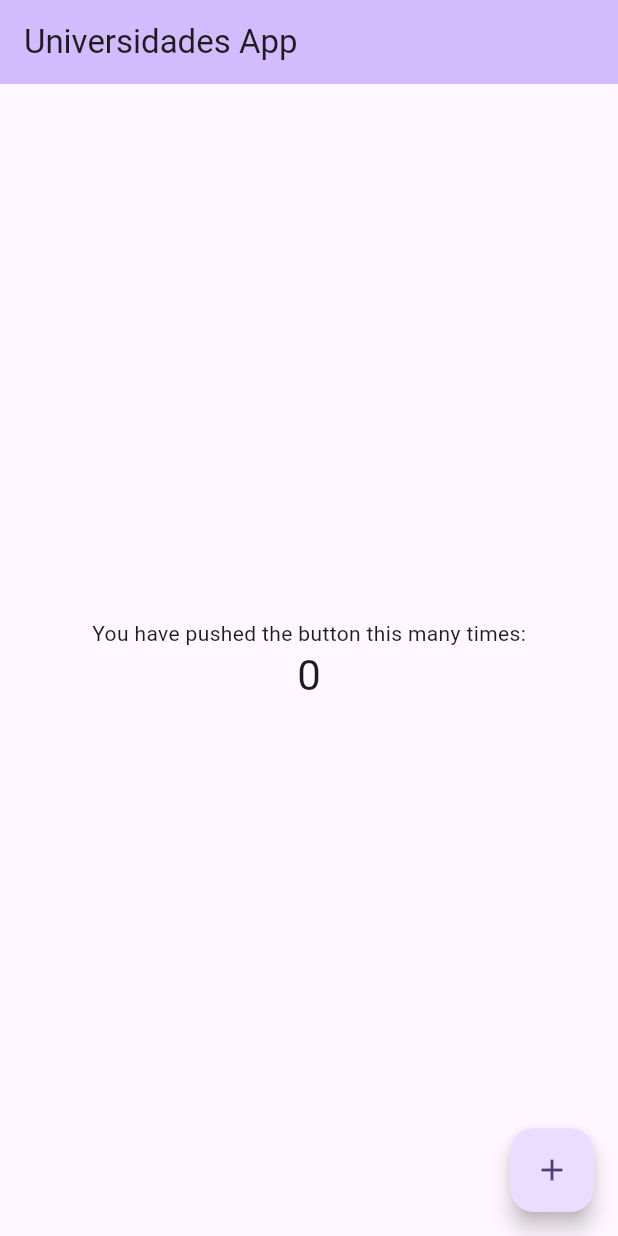
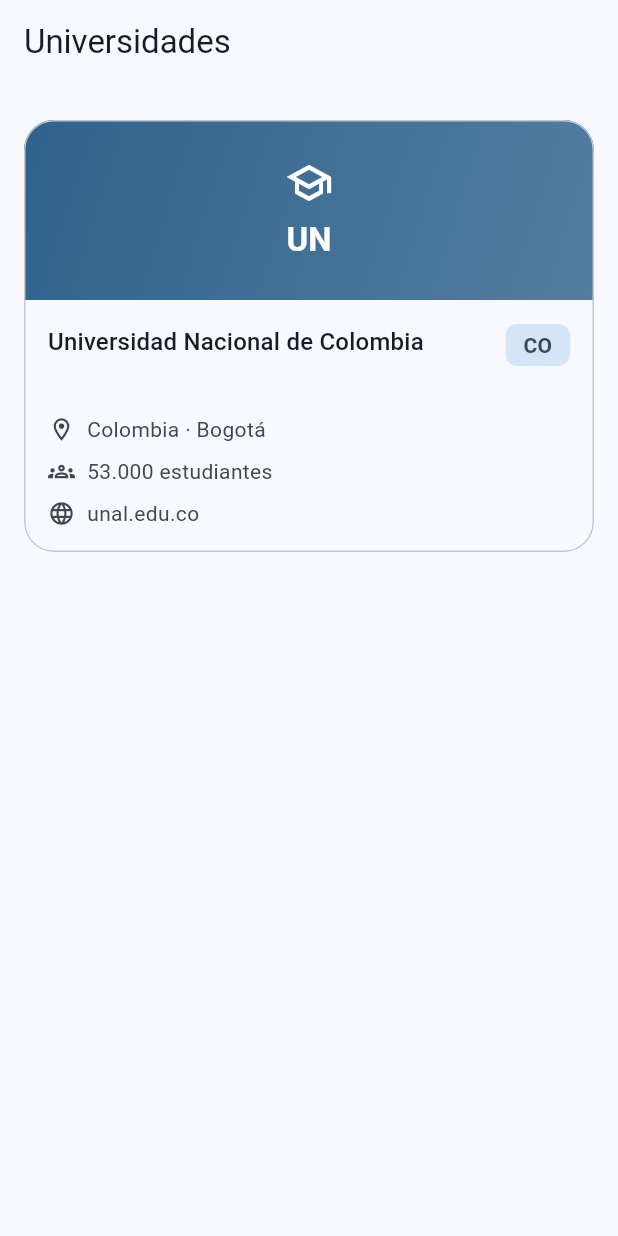
Before and after one commit to YonierVasquezMarin/universities_app, a Flutter app: the screen it shows after launch, on a phone screen of 412 x 824 dp. Run offline on Flutter 3.47's test engine with Material 3 defaults, Android fonts, the phone set to English and light mode, and no system bars.

Commit message:
feat(ui): agregar pantalla principal de universidades y tarjeta de universidad

```diff
--- a/lib/main.dart
+++ b/lib/main.dart
@@ -1,4 +1,5 @@
 import 'package:flutter/material.dart';
+import 'package:universities_app/screens/universities_home_page.dart';
 
 void main() {
   runApp(const MyApp());
@@ -7,116 +8,18 @@ void main() {
 class MyApp extends StatelessWidget {
   const MyApp({super.key});
 
-  // This widget is the root of your application.
+  static const Color _seedColor = Color(0xFF1B4D72);
+
   @override
   Widget build(BuildContext context) {
     return MaterialApp(
       title: 'Universidades App',
-      theme: ThemeData(
-        // This is the theme of your application.
-        //
-        // TRY THIS: Try running your application with "flutter run". You'll see
-        // the application has a purple toolbar. Then, without quitting the app,
-        // try changing the seedColor in the colorScheme below to Colors.green
-        // and then invoke "hot reload" (save your changes or press the "hot
-        // reload" button in a Flutter-supported IDE, or press "r" if you used
-        // the command line to start the app).
-        //
-        // Notice that the counter didn't reset back to zero; the application
-        // state is not lost during the reload. To reset the state, use hot
-        // restart instead.
-        //
-        // This works for code too, not just values: Most code changes can be
-        // tested with just a hot reload.
-        colorScheme: .fromSeed(seedColor: Colors.deepPurple),
-      ),
-      home: const MyHomePage(title: 'Universidades App'),
+      theme: _buildTheme(),
+      home: const UniversitiesHomePage(),
     );
   }
-}
 
-class MyHomePage extends StatefulWidget {
-  const MyHomePage({super.key, required this.title});
-
-  // This widget is the home page of your application. It is stateful, meaning
-  // that it has a State object (defined below) that contains fields that affect
-  // how it looks.
-
-  // This class is the configuration for the state. It holds the values (in this
-  // case the title) provided by the parent (in this case the App widget) and
-  // used by the build method of the State. Fields in a Widget subclass are
-  // always marked "final".
-
-  final String title;
-
-  @override
-  State<MyHomePage> createState() => _MyHomePageState();
-}
-
-class _MyHomePageState extends State<MyHomePage> {
-  int _counter = 0;
-
-  void _incrementCounter() {
-    setState(() {
-      // This call to setState tells the Flutter framework that something has
-      // changed in this State, which causes it to rerun the build method below
-      // so that the display can reflect the updated values. If we changed
-      // _counter without calling setState(), then the build method would not be
-      // called again, and so nothing would appear to happen.
-      _counter++;
-    });
-  }
-
-  @override
-  Widget build(BuildContext context) {
-    // This method is rerun every time setState is called, for instance as done
-    // by the _incrementCounter method above.
-    //
-    // The Flutter framework has been optimized to make rerunning build methods
-    // fast, so that you can just rebuild anything that needs updating rather
-    // than having to individually change instances of widgets.
-    return Scaffold(
-      appBar: AppBar(
-        // TRY THIS: Try changing the color here to a specific color (to
-        // Colors.amber, perhaps?) and trigger a hot reload to see the AppBar
-        // change color while the other colors stay the same.
-        backgroundColor: Theme.of(context).colorScheme.inversePrimary,
-        // Here we take the value from the MyHomePage object that was created by
-        // the App.build method, and use it to set our appbar title.
-        title: Text(widget.title),
-      ),
-      body: Center(
-        // Center is a layout widget. It takes a single child and positions it
-        // in the middle of the parent.
-        child: Column(
-          // Column is also a layout widget. It takes a list of children and
-          // arranges them vertically. By default, it sizes itself to fit its
-          // children horizontally, and tries to be as tall as its parent.
-          //
-          // Column has various properties to control how it sizes itself and
-          // how it positions its children. Here we use mainAxisAlignment to
-          // center the children vertically; the main axis here is the vertical
-          // axis because Columns are vertical (the cross axis would be
-          // horizontal).
-          //
-          // TRY THIS: Invoke "debug painting" (choose the "Toggle Debug Paint"
-          // action in the IDE, or press "p" in the console), to see the
-          // wireframe for each widget.
-          mainAxisAlignment: .center,
-          children: [
-            const Text('You have pushed the button this many times:'),
-            Text(
-              '$_counter',
-              style: Theme.of(context).textTheme.headlineMedium,
-            ),
-          ],
-        ),
-      ),
-      floatingActionButton: FloatingActionButton(
-        onPressed: _incrementCounter,
-        tooltip: 'Increment',
-        child: const Icon(Icons.add),
-      ),
-    );
+  ThemeData _buildTheme() {
+    return ThemeData(colorScheme: ColorScheme.fromSeed(seedColor: _seedColor));
   }
 }
--- /dev/null
+++ b/lib/screens/universities_home_page.dart
@@ -0,0 +1,52 @@
+import 'package:flutter/material.dart';
+import 'package:universities_app/models/university.dart';
+import 'package:universities_app/widgets/university_card.dart';
+
+class UniversitiesHomePage extends StatelessWidget {
+  const UniversitiesHomePage({super.key});
+
+  static const double _horizontalMargin = 16;
+  static const double _verticalMargin = 24;
+  static const double _maxCardWidth = 480;
+
+  @override
+  Widget build(BuildContext context) {
+    return Scaffold(appBar: _buildAppBar(), body: _buildBody());
+  }
+
+  PreferredSizeWidget _buildAppBar() {
+    return AppBar(title: const Text('Universidades'));
+  }
+
+  Widget _buildBody() {
+    return Align(
+      alignment: Alignment.topCenter,
+      child: SingleChildScrollView(
+        padding: const EdgeInsets.symmetric(
+          horizontal: _horizontalMargin,
+          vertical: _verticalMargin,
+        ),
+        child: _buildExampleCard(),
+      ),
+    );
+  }
+
+  Widget _buildExampleCard() {
+    return ConstrainedBox(
+      constraints: const BoxConstraints(maxWidth: _maxCardWidth),
+      child: UniversityCard(university: _createExampleUniversity()),
+    );
+  }
+
+  University _createExampleUniversity() {
+    return const University(
+      alphaTwoCode: 'CO',
+      domains: ['unal.edu.co'],
+      country: 'Colombia',
+      stateProvince: 'Bogotá',
+      webPages: ['https://unal.edu.co'],
+      name: 'Universidad Nacional de Colombia',
+      studentCount: 53000,
+    );
+  }
+}
--- /dev/null
+++ b/lib/widgets/university_card.dart
@@ -0,0 +1,437 @@
+import 'package:flutter/material.dart';
+import 'package:universities_app/models/university.dart';
+
+enum UniversityCardLayout { full, grid }
+
+class UniversityCard extends StatelessWidget {
+  const UniversityCard({
+    super.key,
+    required this.university,
+    this.layout = UniversityCardLayout.full,
+  });
+
+  final University university;
+  final UniversityCardLayout layout;
+
+  static const double _fullHeaderHeight = 120;
+  static const double _gridHeaderHeight = 88;
+  static const double _cardRadius = 20;
+  static const double _contentPadding = 16;
+  static const double _sectionGap = 12;
+  static const double _rowGap = 8;
+  static const double _iconSize = 18;
+  static const double _iconGap = 8;
+  static const double _titleLineCount = 2;
+  static const double _fallbackTitleFontSize = 16;
+  static const double _fallbackTitleHeightFactor = 1.5;
+  static const double _fallbackBodyFontSize = 14;
+  static const double _fallbackBodyHeightFactor = 1.43;
+
+  @override
+  Widget build(BuildContext context) {
+    return SizedBox(width: double.infinity, child: _buildCard(context));
+  }
+
+  Widget _buildCard(BuildContext context) {
+    return Card(
+      elevation: 0,
+      margin: EdgeInsets.zero,
+      clipBehavior: Clip.antiAlias,
+      color: Theme.of(context).colorScheme.surface,
+      shape: _buildCardShape(context),
+      child: _buildCardBody(context),
+    );
+  }
+
+  RoundedRectangleBorder _buildCardShape(BuildContext context) {
+    final outlineColor = Theme.of(context).colorScheme.outlineVariant;
+    return RoundedRectangleBorder(
+      borderRadius: BorderRadius.circular(_cardRadius),
+      side: BorderSide(color: outlineColor),
+    );
+  }
+
+  Widget _buildCardBody(BuildContext context) {
+    if (_usesGridLayout()) {
+      return _buildGridBody(context);
+    }
+    return _buildFullBody(context);
+  }
+
+  bool _usesGridLayout() {
+    final usesGridLayout = layout == UniversityCardLayout.grid;
+    return usesGridLayout;
+  }
+
+  Widget _buildFullBody(BuildContext context) {
+    return Column(
+      mainAxisSize: MainAxisSize.min,
+      crossAxisAlignment: CrossAxisAlignment.stretch,
+      children: [_buildFullHeader(context), _buildFullContent(context)],
+    );
+  }
+
+  Widget _buildFullHeader(BuildContext context) {
+    return SizedBox(
+      height: _fullHeaderHeight,
+      child: Stack(
+        children: [
+          _buildHeaderBackground(context),
+          Center(child: _buildHeaderIdentity(context)),
+        ],
+      ),
+    );
+  }
+
+  Widget _buildFullContent(BuildContext context) {
+    return Padding(
+      padding: const EdgeInsets.all(_contentPadding),
+      child: Row(
+        crossAxisAlignment: CrossAxisAlignment.start,
+        children: [
+          Expanded(child: _buildFullDetails(context)),
+          const SizedBox(width: _sectionGap),
+          _buildCountryCodeChip(context),
+        ],
+      ),
+    );
+  }
+
+  Widget _buildFullDetails(BuildContext context) {
+    return Column(
+      crossAxisAlignment: CrossAxisAlignment.start,
+      children: [
+        _buildName(context),
+        const SizedBox(height: _sectionGap),
+        _buildInfoRow(
+          context,
+          icon: Icons.location_on_outlined,
+          label: _buildLocationLabel(),
+        ),
+        const SizedBox(height: _rowGap),
+        _buildInfoRow(
+          context,
+          icon: Icons.groups_outlined,
+          label: _buildStudentsLabel(),
+        ),
+        const SizedBox(height: _rowGap),
+        _buildInfoRow(
+          context,
+          icon: Icons.language,
+          label: _buildDomainLabel(),
+        ),
+      ],
+    );
+  }
+
+  Widget _buildGridBody(BuildContext context) {
+    return Column(
+      mainAxisSize: MainAxisSize.min,
+      crossAxisAlignment: CrossAxisAlignment.stretch,
+      children: [_buildGridHeader(context), _buildGridContent(context)],
+    );
+  }
+
+  Widget _buildGridHeader(BuildContext context) {
+    return SizedBox(
+      height: _gridHeaderHeight,
+      child: Stack(
+        children: [
+          _buildHeaderBackground(context),
+          Align(
+            alignment: Alignment.topCenter,
+            child: Padding(
+              padding: const EdgeInsets.only(top: 12),
+              child: _buildCompactHeaderIdentity(context),
+            ),
+          ),
+          _buildGridCountryCode(context),
+        ],
+      ),
+    );
+  }
+
+  Widget _buildGridCountryCode(BuildContext context) {
+    return Positioned(
+      right: 12,
+      bottom: 12,
+      child: _buildCountryCodeChip(context),
+    );
+  }
+
+  Widget _buildGridContent(BuildContext context) {
+    return Padding(
+      padding: const EdgeInsets.all(_contentPadding),
+      child: Column(
+        crossAxisAlignment: CrossAxisAlignment.start,
+        children: [
+          _buildName(context),
+          const SizedBox(height: _sectionGap),
+          _buildInfoRow(
+            context,
+            icon: Icons.location_on_outlined,
+            label: _buildLocationLabel(),
+          ),
+        ],
+      ),
+    );
+  }
+
+  Widget _buildHeaderBackground(BuildContext context) {
+    return Positioned.fill(
+      child: DecoratedBox(
+        decoration: BoxDecoration(
+          gradient: LinearGradient(
+            begin: Alignment.topLeft,
+            end: Alignment.bottomRight,
+            colors: _buildHeaderGradientColors(context),
+          ),
+        ),
+      ),
+    );
+  }
+
+  List<Color> _buildHeaderGradientColors(BuildContext context) {
+    final primary = Theme.of(context).colorScheme.primary;
+    final softenedPrimary = Color.lerp(primary, Colors.white, 0.18) ?? primary;
+    return [primary, softenedPrimary];
+  }
+
+  Widget _buildHeaderIdentity(BuildContext context) {
+    return _buildHeaderIdentityContent(context, iconSize: 32, gap: 8);
+  }
+
+  Widget _buildCompactHeaderIdentity(BuildContext context) {
+    return _buildHeaderIdentityContent(context, iconSize: 24, gap: 4);
+  }
+
+  Widget _buildHeaderIdentityContent(
+    BuildContext context, {
+    required double iconSize,
+    required double gap,
+  }) {
+    final foregroundColor = Theme.of(context).colorScheme.onPrimary;
+    return Column(
+      mainAxisSize: MainAxisSize.min,
+      children: [
+        Icon(Icons.school_outlined, color: foregroundColor, size: iconSize),
+        SizedBox(height: gap),
+        Text(_buildInitials(), style: _buildInitialsTextStyle(context)),
+      ],
+    );
+  }
+
+  TextStyle _buildInitialsTextStyle(BuildContext context) {
+    final foregroundColor = Theme.of(context).colorScheme.onPrimary;
+    final titleStyle = Theme.of(context).textTheme.titleLarge;
+    return (titleStyle ?? const TextStyle()).copyWith(
+      color: foregroundColor,
+      fontWeight: FontWeight.w600,
+    );
+  }
+
+  Widget _buildName(BuildContext context) {
+    return SizedBox(
+      height: _readTwoLineTitleHeight(context),
+      width: double.infinity,
+      child: Text(
+        university.name,
+        maxLines: 2,
+        overflow: TextOverflow.ellipsis,
+        style: _readTitleStyle(context),
+      ),
+    );
+  }
+
+  double _readTwoLineTitleHeight(BuildContext context) {
+    final titleStyle = _readTitleStyle(context);
+    final fontSize = titleStyle.fontSize ?? _fallbackTitleFontSize;
+    final heightFactor = titleStyle.height ?? _fallbackTitleHeightFactor;
+    return fontSize * heightFactor * _titleLineCount;
+  }
+
+  TextStyle _readTitleStyle(BuildContext context) {
+    final titleStyle = Theme.of(context).textTheme.titleMedium;
+    final resolvedStyle = titleStyle ?? const TextStyle();
+    return resolvedStyle.copyWith(
+      height: titleStyle?.height ?? _fallbackTitleHeightFactor,
+    );
+  }
+
+  Widget _buildInfoRow(
+    BuildContext context, {
+    required IconData icon,
+    required String label,
+  }) {
+    return SizedBox(
+      height: _readInfoRowHeight(context),
+      child: Row(
+        children: [
+          _buildInfoIcon(context, icon),
+          const SizedBox(width: _iconGap),
+          Expanded(child: _buildInfoLabel(context, label)),
+        ],
+      ),
+    );
+  }
+
+  Widget _buildInfoIcon(BuildContext context, IconData icon) {
+    return Icon(icon, size: _iconSize, color: _readInfoColor(context));
+  }
+
+  Widget _buildInfoLabel(BuildContext context, String label) {
+    return Text(
+      label,
+      maxLines: 1,
+      overflow: TextOverflow.ellipsis,
+      style: _readInfoTextStyle(context),
+    );
+  }
+
+  double _readInfoRowHeight(BuildContext context) {
+    final infoStyle = _readInfoTextStyle(context);
+    final fontSize = infoStyle.fontSize ?? _fallbackBodyFontSize;
+    final heightFactor = infoStyle.height ?? _fallbackBodyHeightFactor;
+    final lineHeight = fontSize * heightFactor;
+    final iconIsTaller = _iconSize > lineHeight;
+    if (iconIsTaller) {
+      return _iconSize;
+    }
+    return lineHeight;
+  }
+
+  TextStyle _readInfoTextStyle(BuildContext context) {
+    final bodyStyle = Theme.of(context).textTheme.bodyMedium;
+    final resolvedStyle = bodyStyle ?? const TextStyle();
+    return resolvedStyle.copyWith(
+      color: _readInfoColor(context),
+      height: bodyStyle?.height ?? _fallbackBodyHeightFactor,
+    );
+  }
+
+  Color _readInfoColor(BuildContext context) {
+    return Theme.of(context).colorScheme.onSurfaceVariant;
+  }
+
+  Widget _buildCountryCodeChip(BuildContext context) {
+    final colorScheme = Theme.of(context).colorScheme;
+    return Chip(
+      label: Text(university.alphaTwoCode),
+      visualDensity: VisualDensity.compact,
+      materialTapTargetSize: MaterialTapTargetSize.shrinkWrap,
+      padding: const EdgeInsets.symmetric(horizontal: 4),
+      backgroundColor: colorScheme.secondaryContainer,
+      side: BorderSide.none,
+      labelStyle: _buildCountryCodeTextStyle(context),
+    );
+  }
+
+  TextStyle _buildCountryCodeTextStyle(BuildContext context) {
+    final colorScheme = Theme.of(context).colorScheme;
+    final labelStyle = Theme.of(context).textTheme.labelLarge;
+    return (labelStyle ?? const TextStyle()).copyWith(
+      color: colorScheme.onSecondaryContainer,
+      fontWeight: FontWeight.w600,
+    );
+  }
+
+  String _buildInitials() {
+    final words = _readNameWords();
+    final initials = words.take(2).map(_readWordInitial);
+    return initials.join().toUpperCase();
+  }
+
+  List<String> _readNameWords() {
+    final words = university.name.split(RegExp(r'\s+'));
+    return words.where(_wordHasContent).toList();
+  }
+
+  bool _wordHasContent(String word) {
+    final hasContent = word.trim().isNotEmpty;
+    return hasContent;
+  }
+
+  String _readWordInitial(String word) {
+    return word.substring(0, 1);
+  }
+
+  String _buildLocationLabel() {
+    final province = _readStateProvince();
+    if (province == null) {
+      return university.country;
+    }
+    return '${university.country} · $province';
+  }
+
+  String? _readStateProvince() {
+    final province = university.stateProvince?.trim() ?? '';
+    final hasProvince = province.isNotEmpty;
+    if (!hasProvince) {
+      return null;
+    }
+    return province;
+  }
+
+  String _buildStudentsLabel() {
+    final studentCount = university.studentCount;
+    if (studentCount == null) {
+      return 'Sin registro de estudiantes';
+    }
+    final formattedCount = _formatStudentCount(studentCount);
+    return '$formattedCount estudiantes';
+  }
+
+  String _formatStudentCount(int studentCount) {
+    final digits = studentCount.abs().toString().split('');
+    final groupedDigits = StringBuffer();
+    for (var index = 0; index < digits.length; index++) {
+      _writeStudentCountDigit(groupedDigits, digits, index);
+    }
+    return _applyStudentCountSign(studentCount, groupedDigits.toString());
+  }
+
+  void _writeStudentCountDigit(
+    StringBuffer groupedDigits,
+    List<String> digits,
+    int index,
+  ) {
+    if (_startsThousandsGroup(digits.length, index)) {
+      groupedDigits.write('.');
+    }
+    groupedDigits.write(digits[index]);
+  }
+
+  bool _startsThousandsGroup(int digitCount, int index) {
+    final distanceFromEnd = digitCount - index;
+    final isGroupBoundary = distanceFromEnd % 3 == 0;
+    final isNotFirstDigit = index > 0;
+    return isGroupBoundary && isNotFirstDigit;
+  }
+
+  String _applyStudentCountSign(int studentCount, String formattedCount) {
+    final isNegative = studentCount < 0;
+    if (isNegative) {
+      return '-$formattedCount';
+    }
+    return formattedCount;
+  }
+
+  String _buildDomainLabel() {
+    final domain = _readFirstDomain();
+    if (domain == null) {
+      return 'Sin dominio';
+    }
+    return domain;
+  }
+
+  String? _readFirstDomain() {
+    if (university.domains.isEmpty) {
+      return null;
+    }
+    final domain = university.domains.first.trim();
+    if (domain.isEmpty) {
+      return null;
+    }
+    return domain;
+  }
+}
```
Also changed, not shown: 1 other file.
